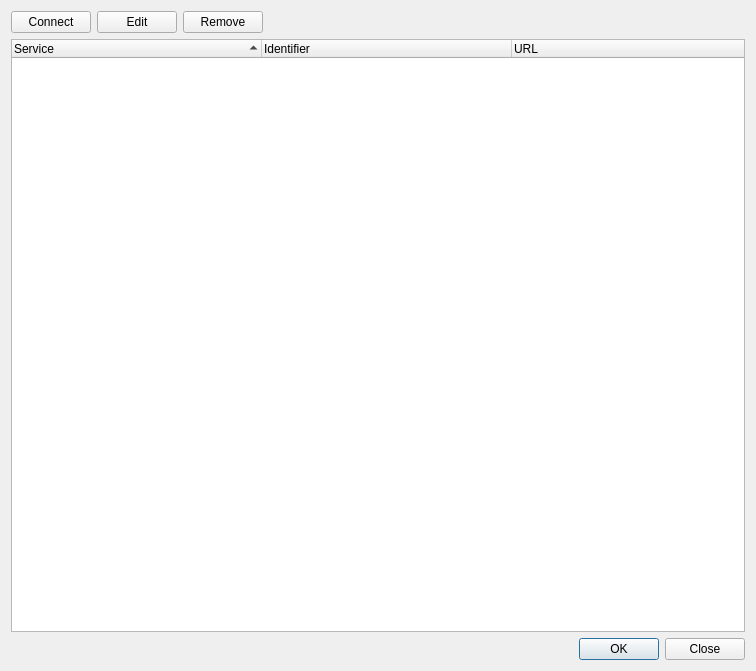
First picture: the form in qgswpsbookmarks.ui, repository sourcepole/qgis-wps-client, before the edit.
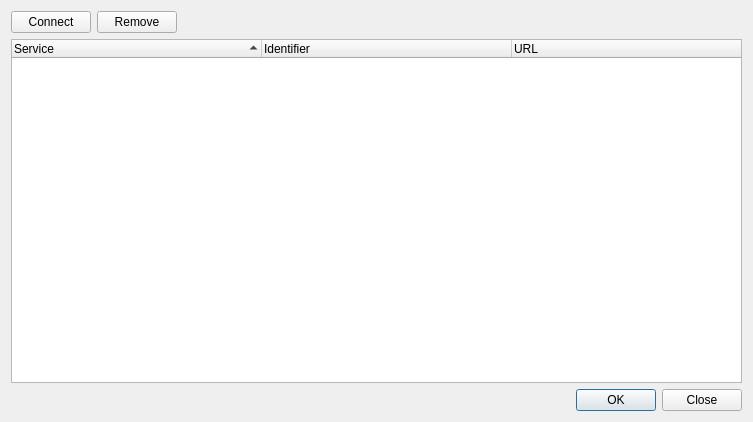
Second picture: the form after the edit.

Commit message: edit button entfernt

Patch:
```diff
--- a/qgswpsbookmarks.ui
+++ b/qgswpsbookmarks.ui
@@ -6,8 +6,8 @@
    <rect>
     <x>0</x>
     <y>0</y>
-    <width>756</width>
-    <height>671</height>
+    <width>753</width>
+    <height>422</height>
    </rect>
   </property>
   <property name="windowTitle">
@@ -25,13 +25,6 @@
          </property>
         </widget>
        </item>
-       <item>
-        <widget class="QPushButton" name="btnEdit">
-         <property name="text">
-          <string>Edit</string>
-         </property>
-        </widget>
-       </item>
        <item>
         <widget class="QPushButton" name="btnRemove">
          <property name="text">
```
